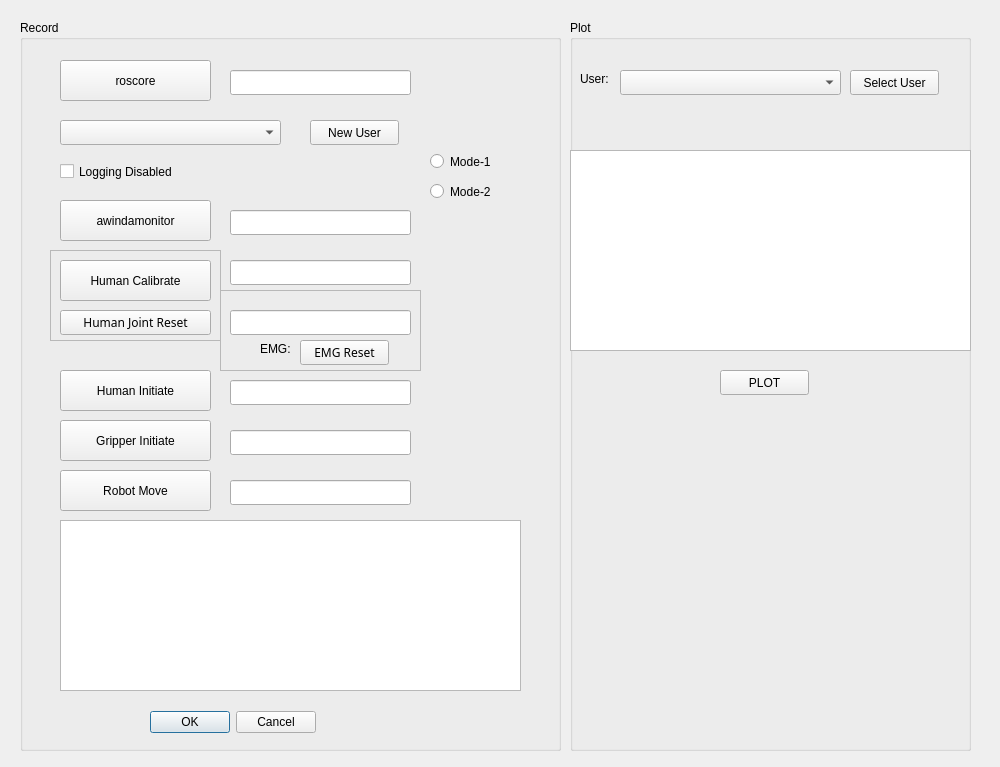
The window that ui/main.ui (frdedynamics/hrc_training) describes before a commit, drawn with Qt 5.
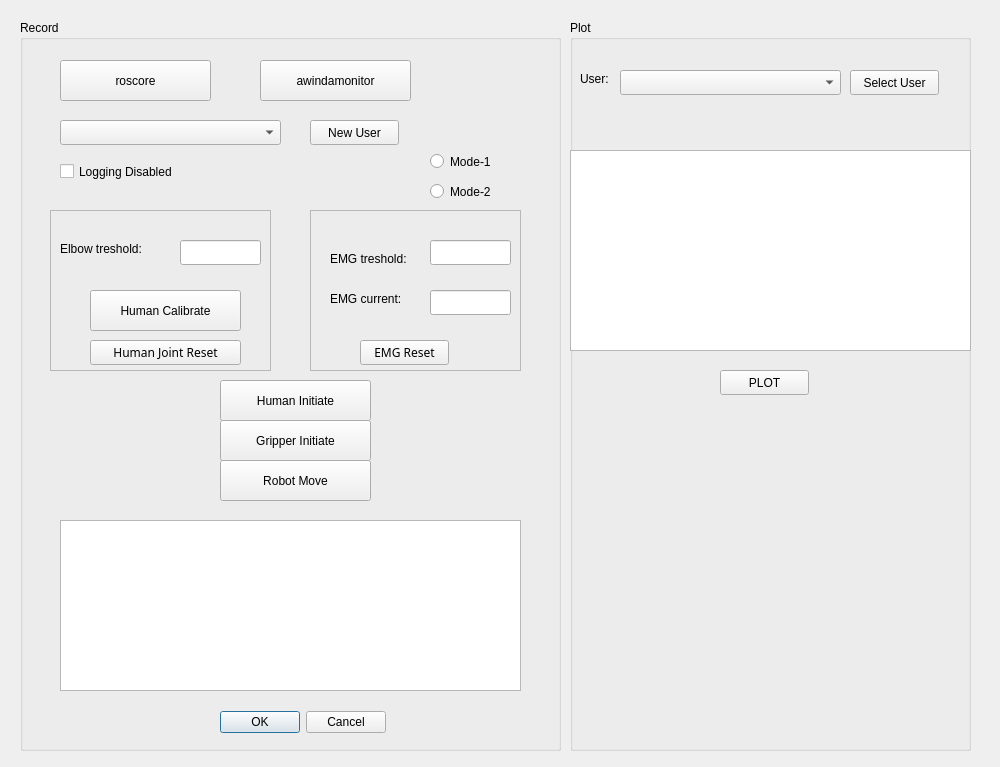
The same window after the commit. Icons and pictures are not drawn.

Commit message: emg and elbow parameters are being set up

Patch:
```diff
--- a/ui/main.ui
+++ b/ui/main.ui
@@ -41,8 +41,8 @@
    <widget class="QPushButton" name="humanInitiateButton">
     <property name="geometry">
      <rect>
-      <x>40</x>
-      <y>350</y>
+      <x>200</x>
+      <y>360</y>
       <width>151</width>
       <height>41</height>
      </rect>
@@ -54,8 +54,8 @@
    <widget class="QPushButton" name="robotMoveButton">
     <property name="geometry">
      <rect>
-      <x>40</x>
-      <y>450</y>
+      <x>200</x>
+      <y>440</y>
       <width>151</width>
       <height>41</height>
      </rect>
@@ -67,8 +67,8 @@
    <widget class="QPushButton" name="awindaButton">
     <property name="geometry">
      <rect>
-      <x>40</x>
-      <y>180</y>
+      <x>240</x>
+      <y>40</y>
       <width>151</width>
       <height>41</height>
      </rect>
@@ -90,19 +90,6 @@
      <string>roscore</string>
     </property>
    </widget>
-   <widget class="QPushButton" name="humanCalibrateButton">
-    <property name="geometry">
-     <rect>
-      <x>40</x>
-      <y>240</y>
-      <width>151</width>
-      <height>41</height>
-     </rect>
-    </property>
-    <property name="text">
-     <string>Human Calibrate</string>
-    </property>
-   </widget>
    <widget class="QPushButton" name="newUserButton">
     <property name="geometry">
      <rect>
@@ -136,101 +123,10 @@
      </rect>
     </property>
    </widget>
-   <widget class="QLineEdit" name="roscorelineEdit">
-    <property name="geometry">
-     <rect>
-      <x>210</x>
-      <y>50</y>
-      <width>181</width>
-      <height>25</height>
-     </rect>
-    </property>
-   </widget>
-   <widget class="QLineEdit" name="awndalineEdit">
-    <property name="geometry">
-     <rect>
-      <x>210</x>
-      <y>190</y>
-      <width>181</width>
-      <height>25</height>
-     </rect>
-    </property>
-   </widget>
-   <widget class="QLineEdit" name="humanCalibratelineEdit">
-    <property name="geometry">
-     <rect>
-      <x>210</x>
-      <y>240</y>
-      <width>181</width>
-      <height>25</height>
-     </rect>
-    </property>
-   </widget>
-   <widget class="QLineEdit" name="humanInitiatelineEdit">
-    <property name="geometry">
-     <rect>
-      <x>210</x>
-      <y>360</y>
-      <width>181</width>
-      <height>25</height>
-     </rect>
-    </property>
-   </widget>
-   <widget class="QLabel" name="emgLabel">
-    <property name="geometry">
-     <rect>
-      <x>240</x>
-      <y>320</y>
-      <width>41</width>
-      <height>17</height>
-     </rect>
-    </property>
-    <property name="text">
-     <string>EMG:</string>
-    </property>
-   </widget>
-   <widget class="QLineEdit" name="emglineEdit">
-    <property name="geometry">
-     <rect>
-      <x>210</x>
-      <y>290</y>
-      <width>181</width>
-      <height>25</height>
-     </rect>
-    </property>
-   </widget>
-   <widget class="QPushButton" name="emgResetButton">
-    <property name="geometry">
-     <rect>
-      <x>280</x>
-      <y>320</y>
-      <width>89</width>
-      <height>25</height>
-     </rect>
-    </property>
-    <property name="font">
-     <font>
-      <family>Ubuntu Mono</family>
-     </font>
-    </property>
-    <property name="text">
-     <string>EMG Reset</string>
-    </property>
-   </widget>
-   <widget class="QLineEdit" name="robotInitiatelineEdit">
-    <property name="geometry">
-     <rect>
-      <x>210</x>
-      <y>460</y>
-      <width>181</width>
-      <height>25</height>
-     </rect>
-    </property>
-   </widget>
    <widget class="QDialogButtonBox" name="buttonBox">
     <property name="geometry">
      <rect>
-      <x>130</x>
+      <x>200</x>
       <y>690</y>
       <width>166</width>
       <height>25</height>
@@ -243,7 +139,7 @@
    <widget class="QPushButton" name="gripperInitiateButton">
     <property name="geometry">
      <rect>
-      <x>40</x>
+      <x>200</x>
       <y>400</y>
       <width>151</width>
       <height>41</height>
@@ -253,16 +149,6 @@
      <string>Gripper Initiate</string>
     </property>
    </widget>
-   <widget class="QLineEdit" name="gripperInitiatelineEdit">
-    <property name="geometry">
-     <rect>
-      <x>210</x>
-      <y>410</y>
-      <width>181</width>
-      <height>25</height>
-     </rect>
-    </property>
-   </widget>
    <widget class="QRadioButton" name="mode1radioButton">
     <property name="geometry">
      <rect>
@@ -289,31 +175,13 @@
      <string>Mode-2</string>
     </property>
    </widget>
-   <widget class="QPushButton" name="humanJointResetButton">
+   <widget class="QFrame" name="emg_frame">
     <property name="geometry">
      <rect>
-      <x>40</x>
-      <y>290</y>
-      <width>151</width>
-      <height>25</height>
-     </rect>
-    </property>
-    <property name="font">
-     <font>
-      <family>Ubuntu Mono</family>
-     </font>
-    </property>
-    <property name="text">
-     <string>Human Joint Reset</string>
-    </property>
-   </widget>
-   <widget class="QFrame" name="frame">
-    <property name="geometry">
-     <rect>
-      <x>200</x>
-      <y>270</y>
-      <width>201</width>
-      <height>81</height>
+      <x>290</x>
+      <y>190</y>
+      <width>211</width>
+      <height>161</height>
      </rect>
     </property>
     <property name="frameShape">
@@ -322,14 +190,78 @@
     <property name="frameShadow">
      <enum>QFrame::Raised</enum>
     </property>
+    <widget class="QPushButton" name="emgResetButton">
+     <property name="geometry">
+      <rect>
+       <x>50</x>
+       <y>130</y>
+       <width>89</width>
+       <height>25</height>
+      </rect>
+     </property>
+     <property name="font">
+      <font>
+       <family>Ubuntu Mono</family>
+      </font>
+     </property>
+     <property name="text">
+      <string>EMG Reset</string>
+     </property>
+    </widget>
+    <widget class="QLabel" name="emgCurrentLabel">
+     <property name="geometry">
+      <rect>
+       <x>20</x>
+       <y>80</y>
+       <width>101</width>
+       <height>17</height>
+      </rect>
+     </property>
+     <property name="text">
+      <string>EMG current:</string>
+     </property>
+    </widget>
+    <widget class="QLabel" name="emgTresholdLabel">
+     <property name="geometry">
+      <rect>
+       <x>20</x>
+       <y>40</y>
+       <width>101</width>
+       <height>17</height>
+      </rect>
+     </property>
+     <property name="text">
+      <string>EMG treshold:</string>
+     </property>
+    </widget>
+    <widget class="QLineEdit" name="emgTresholdLineEdit">
+     <property name="geometry">
+      <rect>
+       <x>120</x>
+       <y>30</y>
+       <width>81</width>
+       <height>25</height>
+      </rect>
+     </property>
+    </widget>
+    <widget class="QLineEdit" name="emgCurrentLineEdit">
+     <property name="geometry">
+      <rect>
+       <x>120</x>
+       <y>80</y>
+       <width>81</width>
+       <height>25</height>
+      </rect>
+     </property>
+    </widget>
    </widget>
    <widget class="QFrame" name="frame_2">
     <property name="geometry">
      <rect>
       <x>30</x>
-      <y>230</y>
-      <width>171</width>
-      <height>91</height>
+      <y>190</y>
+      <width>221</width>
+      <height>161</height>
      </rect>
     </property>
     <property name="frameShape">
@@ -338,6 +270,60 @@
     <property name="frameShadow">
      <enum>QFrame::Raised</enum>
     </property>
+    <widget class="QLineEdit" name="elbowTresholdLineEdit">
+     <property name="geometry">
+      <rect>
+       <x>130</x>
+       <y>30</y>
+       <width>81</width>
+       <height>25</height>
+      </rect>
+     </property>
+    </widget>
+    <widget class="QLabel" name="elbowTresholdLabel">
+     <property name="geometry">
+      <rect>
+       <x>10</x>
+       <y>30</y>
+       <width>111</width>
+       <height>17</height>
+      </rect>
+     </property>
+     <property name="text">
+      <string>Elbow treshold:</string>
+     </property>
+    </widget>
+    <widget class="QPushButton" name="humanCalibrateButton">
+     <property name="geometry">
+      <rect>
+       <x>40</x>
+       <y>80</y>
+       <width>151</width>
+       <height>41</height>
+      </rect>
+     </property>
+     <property name="text">
+      <string>Human Calibrate</string>
+     </property>
+    </widget>
+    <widget class="QPushButton" name="humanJointResetButton">
+     <property name="geometry">
+      <rect>
+       <x>40</x>
+       <y>130</y>
+       <width>151</width>
+       <height>25</height>
+      </rect>
+     </property>
+     <property name="font">
+      <font>
+       <family>Ubuntu Mono</family>
+      </font>
+     </property>
+     <property name="text">
+      <string>Human Joint Reset</string>
+     </property>
+    </widget>
    </widget>
    <zorder>frame</zorder>
    <zorder>frame_2</zorder>
```
Left out of the diff: 19 changed lines with no effect on the pictures. The commit also changes 3 other files.
